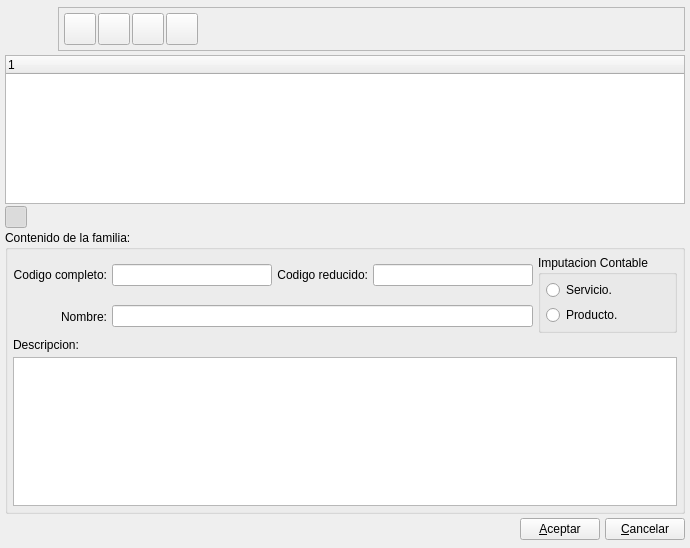
Old version of the form bulmages/bulmafact/plugins/pluginbf_articulo/familiasbase.ui in the repository eboladev/Bulmages-1.
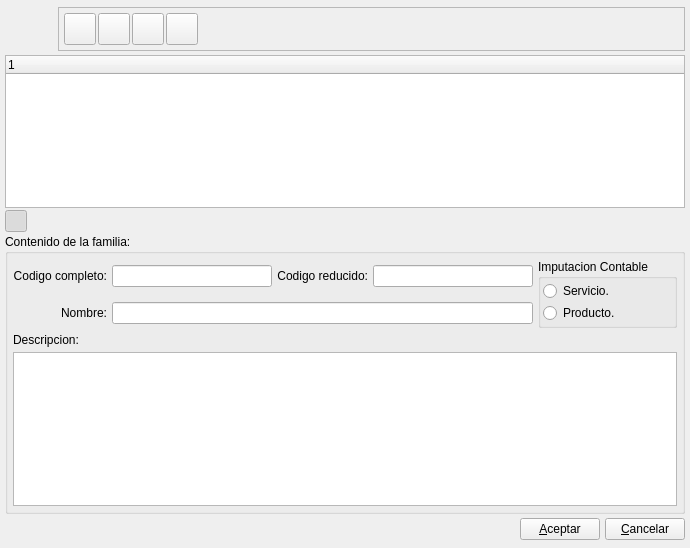
New version of the form. Icons and pictures are not drawn.

Patch:
```diff
--- a/bulmages/bulmafact/plugins/pluginbf_articulo/familiasbase.ui
+++ b/bulmages/bulmafact/plugins/pluginbf_articulo/familiasbase.ui
@@ -413,21 +413,18 @@
         <property name="title">
          <string>Imputacion Contable</string>
         </property>
-        <layout class="QVBoxLayout">
-         <property name="spacing">
-          <number>5</number>
-         </property>
-         <property name="margin">
-          <number>5</number>
-         </property>
-         <item>
+        <layout class="QGridLayout" name="gridLayout">
+         <item row="0" column="0">
           <widget class="QRadioButton" name="mui_serviciofamilia">
            <property name="text">
             <string>Servicio.</string>
            </property>
           </widget>
          </item>
-         <item>
+         <item row="0" column="1" rowspan="2">
+          <widget class="QWidget" name="mui_contable_frame" native="true"/>
+         </item>
+         <item row="1" column="0">
           <widget class="QRadioButton" name="mui_productofamilia">
            <property name="text">
             <string>Producto.</string>
```
Left out of the diff: 16 changed lines with no effect on the pictures.
